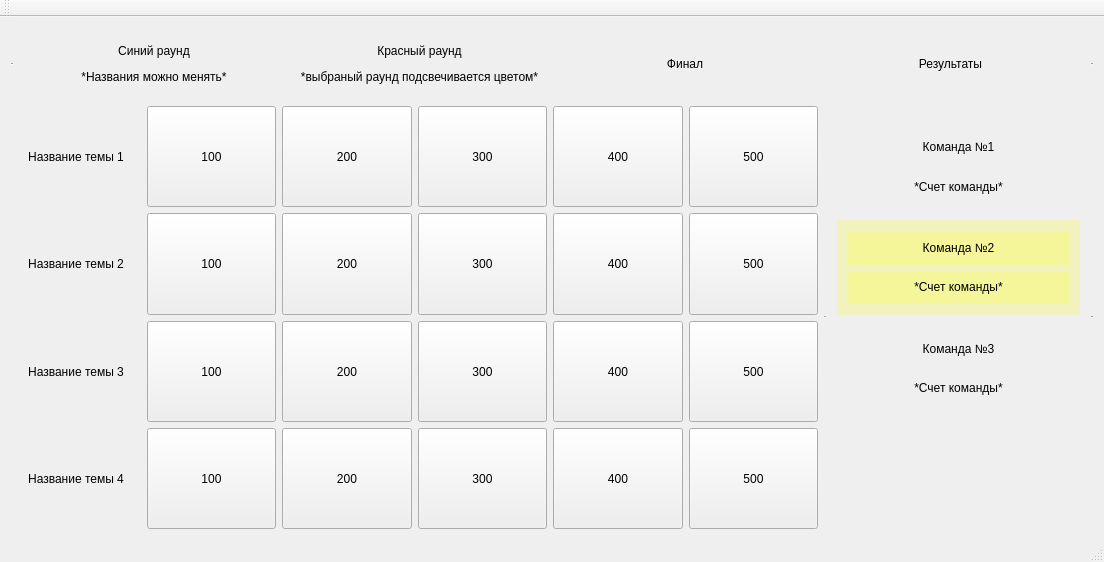
Above: gameview.ui from mvngr/broad-minded before the change. Below: the same form after it.
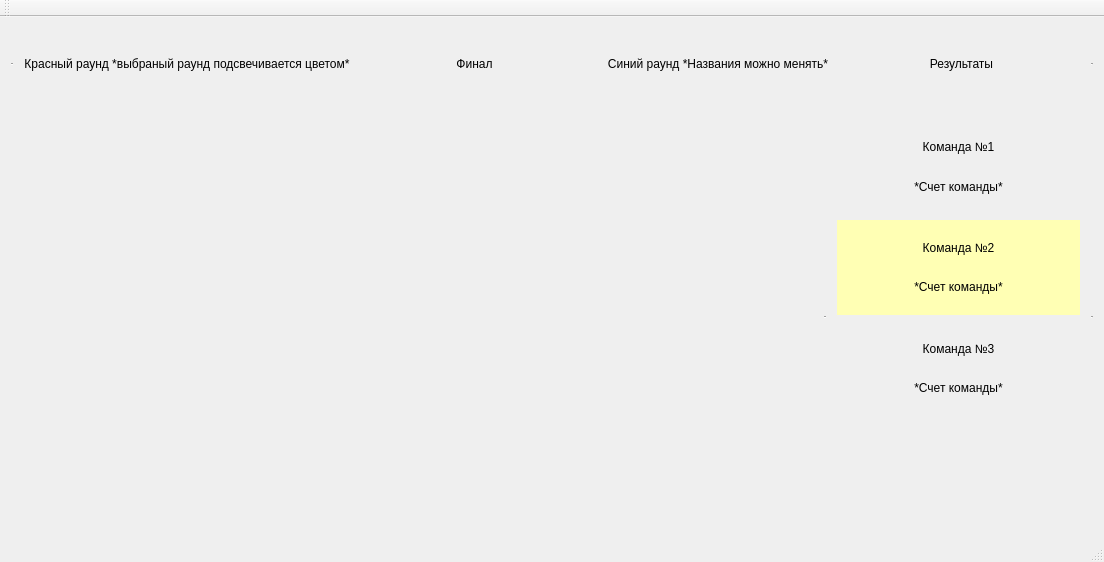
That is the form after the change.

```diff
--- a/gameview.ui
+++ b/gameview.ui
@@ -13,6 +13,10 @@
   <property name="windowTitle">
    <string>Broad-minded</string>
   </property>
+  <property name="styleSheet">
+   <string notr="true">font: 11pt &quot;Arial&quot;;
+</string>
+  </property>
   <widget class="QWidget" name="centralWidget">
    <layout class="QVBoxLayout" name="verticalLayout_5">
     <item>
@@ -46,7 +50,7 @@
            <x>0</x>
            <y>0</y>
            <width>265</width>
-           <height>406</height>
+           <height>402</height>
           </rect>
          </property>
          <property name="sizePolicy">
@@ -65,7 +69,7 @@
              <enum>QLayout::SetDefaultConstraint</enum>
             </property>
             <item>
-             <widget class="QWidget" name="" native="true">
+             <widget class="QWidget" name="widget" native="true">
               <property name="sizePolicy">
                <sizepolicy hsizetype="Expanding" vsizetype="Expanding">
                 <horstretch>0</horstretch>
@@ -115,7 +119,7 @@
              </widget>
             </item>
             <item>
-             <widget class="QWidget" name="" native="true">
+             <widget class="QWidget" name="widget" native="true">
               <property name="sizePolicy">
                <sizepolicy hsizetype="Expanding" vsizetype="Expanding">
                 <horstretch>0</horstretch>
@@ -123,7 +127,7 @@
                </sizepolicy>
               </property>
               <property name="styleSheet">
-               <string notr="true">background: rgba(255,255,0,0.2);</string>
+               <string notr="true">background: rgb(255,255,180);</string>
               </property>
               <layout class="QVBoxLayout" name="verticalLayout_3">
                <property name="sizeConstraint">
@@ -165,7 +169,7 @@
              </widget>
             </item>
             <item>
-             <widget class="QWidget" name="" native="true">
+             <widget class="QWidget" name="widget" native="true">
               <property name="sizePolicy">
                <sizepolicy hsizetype="Expanding" vsizetype="Expanding">
                 <horstretch>0</horstretch>
@@ -234,430 +238,10 @@
        </widget>
       </item>
       <item row="1" column="0">
-       <layout class="QGridLayout" name="gridLayout_2" rowminimumheight="0,0,0,0">
+       <layout class="QGridLayout" name="gridLayout_2">
         <property name="sizeConstraint">
          <enum>QLayout::SetDefaultConstraint</enum>
         </property>
-        <item row="1" column="0">
-         <widget class="QLabel" name="label_2">
-          <property name="text">
-           <string>Название темы 2</string>
-          </property>
-          <property name="alignment">
-           <set>Qt::AlignCenter</set>
-          </property>
-         </widget>
-        </item>
-        <item row="0" column="2">
-         <widget class="QPushButton" name="pushButton_4">
-          <property name="sizePolicy">
-           <sizepolicy hsizetype="Minimum" vsizetype="Minimum">
-            <horstretch>0</horstretch>
-            <verstretch>0</verstretch>
-           </sizepolicy>
-          </property>
-          <property name="minimumSize">
-           <size>
-            <width>75</width>
-            <height>75</height>
-           </size>
-          </property>
-          <property name="text">
-           <string>200</string>
-          </property>
-         </widget>
-        </item>
-        <item row="1" column="2">
-         <widget class="QPushButton" name="pushButton_8">
-          <property name="sizePolicy">
-           <sizepolicy hsizetype="Minimum" vsizetype="Minimum">
-            <horstretch>0</horstretch>
-            <verstretch>0</verstretch>
-           </sizepolicy>
-          </property>
-          <property name="minimumSize">
-           <size>
-            <width>75</width>
-            <height>75</height>
-           </size>
-          </property>
-          <property name="text">
-           <string>200</string>
-          </property>
-         </widget>
-        </item>
-        <item row="1" column="4">
-         <widget class="QPushButton" name="pushButton_11">
-          <property name="sizePolicy">
-           <sizepolicy hsizetype="Minimum" vsizetype="Minimum">
-            <horstretch>0</horstretch>
-            <verstretch>0</verstretch>
-           </sizepolicy>
-          </property>
-          <property name="minimumSize">
-           <size>
-            <width>75</width>
-            <height>75</height>
-           </size>
-          </property>
-          <property name="text">
-           <string>400</string>
-          </property>
-         </widget>
-        </item>
-        <item row="0" column="1">
-         <widget class="QPushButton" name="pushButton_3">
-          <property name="sizePolicy">
-           <sizepolicy hsizetype="Minimum" vsizetype="Minimum">
-            <horstretch>0</horstretch>
-            <verstretch>0</verstretch>
-           </sizepolicy>
-          </property>
-          <property name="minimumSize">
-           <size>
-            <width>75</width>
-            <height>75</height>
-           </size>
-          </property>
-          <property name="text">
-           <string>100</string>
-          </property>
-         </widget>
-        </item>
-        <item row="0" column="0">
-         <widget class="QLabel" name="label">
-          <property name="text">
-           <string>Название темы 1</string>
-          </property>
-          <property name="alignment">
-           <set>Qt::AlignCenter</set>
-          </property>
-         </widget>
-        </item>
-        <item row="0" column="4">
-         <widget class="QPushButton" name="pushButton_6">
-          <property name="sizePolicy">
-           <sizepolicy hsizetype="Minimum" vsizetype="Minimum">
-            <horstretch>0</horstretch>
-            <verstretch>0</verstretch>
-           </sizepolicy>
-          </property>
-          <property name="minimumSize">
-           <size>
-            <width>75</width>
-            <height>75</height>
-           </size>
-          </property>
-          <property name="text">
-           <string>400</string>
-          </property>
-         </widget>
-        </item>
-        <item row="0" column="5">
-         <widget class="QPushButton" name="pushButton_7">
-          <property name="sizePolicy">
-           <sizepolicy hsizetype="Minimum" vsizetype="Minimum">
-            <horstretch>0</horstretch>
-            <verstretch>0</verstretch>
-           </sizepolicy>
-          </property>
-          <property name="minimumSize">
-           <size>
-            <width>75</width>
-            <height>75</height>
-           </size>
-          </property>
-          <property name="text">
-           <string>500</string>
-          </property>
-         </widget>
-        </item>
-        <item row="1" column="1">
-         <widget class="QPushButton" name="pushButton_9">
-          <property name="sizePolicy">
-           <sizepolicy hsizetype="Minimum" vsizetype="Minimum">
-            <horstretch>0</horstretch>
-            <verstretch>0</verstretch>
-           </sizepolicy>
-          </property>
-          <property name="minimumSize">
-           <size>
-            <width>75</width>
-            <height>75</height>
-           </size>
-          </property>
-          <property name="text">
-           <string>100</string>
-          </property>
-         </widget>
-        </item>
-        <item row="1" column="3">
-         <widget class="QPushButton" name="pushButton_10">
-          <property name="sizePolicy">
-           <sizepolicy hsizetype="Minimum" vsizetype="Minimum">
-            <horstretch>0</horstretch>
-            <verstretch>0</verstretch>
-           </sizepolicy>
-          </property>
-          <property name="minimumSize">
-           <size>
-            <width>75</width>
-            <height>75</height>
-           </size>
-          </property>
-          <property name="text">
-           <string>300</string>
-          </property>
-         </widget>
-        </item>
-        <item row="1" column="5">
-         <widget class="QPushButton" name="pushButton_12">
-          <property name="sizePolicy">
-           <sizepolicy hsizetype="Minimum" vsizetype="Minimum">
-            <horstretch>0</horstretch>
-            <verstretch>0</verstretch>
-           </sizepolicy>
-          </property>
-          <property name="minimumSize">
-           <size>
-            <width>75</width>
-            <height>75</height>
-           </size>
-          </property>
-          <property name="text">
-           <string>500</string>
-          </property>
-         </widget>
-        </item>
-        <item row="0" column="3">
-         <widget class="QPushButton" name="pushButton_5">
-          <property name="sizePolicy">
-           <sizepolicy hsizetype="Minimum" vsizetype="Minimum">
-            <horstretch>0</horstretch>
-            <verstretch>0</verstretch>
-           </sizepolicy>
-          </property>
-          <property name="minimumSize">
-           <size>
-            <width>75</width>
-            <height>75</height>
-           </size>
-          </property>
-          <property name="text">
-           <string>300</string>
-          </property>
-         </widget>
-        </item>
-        <item row="3" column="0">
-         <widget class="QLabel" name="label_4">
-          <property name="text">
-           <string>Название темы 4</string>
-          </property>
-          <property name="alignment">
-           <set>Qt::AlignCenter</set>
-          </property>
-         </widget>
-        </item>
-        <item row="3" column="5">
-         <widget class="QPushButton" name="pushButton_18">
-          <property name="sizePolicy">
-           <sizepolicy hsizetype="Minimum" vsizetype="Minimum">
-            <horstretch>0</horstretch>
-            <verstretch>0</verstretch>
-           </sizepolicy>
-          </property>
-          <property name="minimumSize">
-           <size>
-            <width>75</width>
-            <height>75</height>
-           </size>
-          </property>
-          <property name="text">
-           <string>500</string>
-          </property>
-         </widget>
-        </item>
-        <item row="2" column="2">
-         <widget class="QPushButton" name="pushButton_17">
-          <property name="sizePolicy">
-           <sizepolicy hsizetype="Minimum" vsizetype="Minimum">
-            <horstretch>0</horstretch>
-            <verstretch>0</verstretch>
-           </sizepolicy>
-          </property>
-          <property name="minimumSize">
-           <size>
-            <width>75</width>
-            <height>75</height>
-           </size>
-          </property>
-          <property name="text">
-           <string>200</string>
-          </property>
-         </widget>
-        </item>
-        <item row="2" column="3">
-         <widget class="QPushButton" name="pushButton_15">
-          <property name="sizePolicy">
-           <sizepolicy hsizetype="Minimum" vsizetype="Minimum">
-            <horstretch>0</horstretch>
-            <verstretch>0</verstretch>
-           </sizepolicy>
-          </property>
-          <property name="minimumSize">
-           <size>
-            <width>75</width>
-            <height>75</height>
-           </size>
-          </property>
-          <property name="text">
-           <string>300</string>
-          </property>
-         </widget>
-        </item>
-        <item row="2" column="0">
-         <widget class="QLabel" name="label_3">
-          <property name="text">
-           <string>Название темы 3</string>
-          </property>
-          <property name="alignment">
-           <set>Qt::AlignCenter</set>
-          </property>
-         </widget>
-        </item>
-        <item row="2" column="5">
-         <widget class="QPushButton" name="pushButton_13">
-          <property name="sizePolicy">
-           <sizepolicy hsizetype="Minimum" vsizetype="Minimum">
-            <horstretch>0</horstretch>
-            <verstretch>0</verstretch>
-           </sizepolicy>
-          </property>
-          <property name="minimumSize">
-           <size>
-            <width>75</width>
-            <height>75</height>
-           </size>
-          </property>
-          <property name="text">
-           <string>500</string>
-          </property>
-         </widget>
-        </item>
-        <item row="3" column="4">
-         <widget class="QPushButton" name="pushButton_19">
-          <property name="sizePolicy">
-           <sizepolicy hsizetype="Minimum" vsizetype="Minimum">
-            <horstretch>0</horstretch>
-            <verstretch>0</verstretch>
-           </sizepolicy>
-          </property>
-          <property name="minimumSize">
-           <size>
-            <width>75</width>
-            <height>75</height>
-           </size>
-          </property>
-          <property name="text">
-           <string>400</string>
-          </property>
-         </widget>
-        </item>
-        <item row="3" column="1">
-         <widget class="QPushButton" name="pushButton_21">
-          <property name="sizePolicy">
-           <sizepolicy hsizetype="Minimum" vsizetype="Minimum">
-            <horstretch>0</horstretch>
-            <verstretch>0</verstretch>
-           </sizepolicy>
-          </property>
-          <property name="minimumSize">
-           <size>
-            <width>75</width>
-            <height>75</height>
-           </size>
-          </property>
-          <property name="text">
-           <string>100</string>
-          </property>
-         </widget>
-        </item>
-        <item row="2" column="4">
-         <widget class="QPushButton" name="pushButton_14">
-          <property name="sizePolicy">
-           <sizepolicy hsizetype="Minimum" vsizetype="Minimum">
-            <horstretch>0</horstretch>
-            <verstretch>0</verstretch>
-           </sizepolicy>
-          </property>
-          <property name="minimumSize">
-           <size>
-            <width>75</width>
-            <height>75</height>
-           </size>
-          </property>
-          <property name="text">
-           <string>400</string>
-          </property>
-         </widget>
-        </item>
-        <item row="2" column="1">
-         <widget class="QPushButton" name="pushButton_16">
-          <property name="sizePolicy">
-           <sizepolicy hsizetype="Minimum" vsizetype="Minimum">
-            <horstretch>0</horstretch>
-            <verstretch>0</verstretch>
-           </sizepolicy>
-          </property>
-          <property name="minimumSize">
-           <size>
-            <width>75</width>
-            <height>75</height>
-           </size>
-          </property>
-          <property name="text">
-           <string>100</string>
-          </property>
-         </widget>
-        </item>
-        <item row="3" column="2">
-         <widget class="QPushButton" name="pushButton_22">
-          <property name="sizePolicy">
-           <sizepolicy hsizetype="Minimum" vsizetype="Minimum">
-            <horstretch>0</horstretch>
-            <verstretch>0</verstretch>
-           </sizepolicy>
-          </property>
-          <property name="minimumSize">
-           <size>
-            <width>75</width>
-            <height>75</height>
-           </size>
-          </property>
-          <property name="text">
-           <string>200</string>
-          </property>
-         </widget>
-        </item>
-        <item row="3" column="3">
-         <widget class="QPushButton" name="pushButton_20">
-          <property name="sizePolicy">
-           <sizepolicy hsizetype="Minimum" vsizetype="Minimum">
-            <horstretch>0</horstretch>
-            <verstretch>0</verstretch>
-           </sizepolicy>
-          </property>
-          <property name="minimumSize">
-           <size>
-            <width>75</width>
-            <height>75</height>
-           </size>
-          </property>
-          <property name="text">
-           <string>300</string>
-          </property>
-         </widget>
-        </item>
        </layout>
       </item>
       <item row="0" column="0" colspan="2">
@@ -689,56 +273,49 @@
            <verstretch>0</verstretch>
           </sizepolicy>
          </property>
-         <layout class="QVBoxLayout" name="verticalLayout_6">
+         <layout class="QHBoxLayout" name="horizontalLayout_2">
           <property name="sizeConstraint">
            <enum>QLayout::SetDefaultConstraint</enum>
           </property>
           <item>
-           <layout class="QHBoxLayout" name="horizontalLayout">
-            <property name="sizeConstraint">
-             <enum>QLayout::SetDefaultConstraint</enum>
+           <widget class="QLabel" name="label_6">
+            <property name="text">
+             <string>&lt;html&gt;&lt;head/&gt;&lt;body&gt;&lt;p&gt;Красный раунд *выбраный раунд подсвечивается цветом*&lt;/p&gt;&lt;/body&gt;&lt;/html&gt;</string>
             </property>
-            <item>
-             <widget class="QLabel" name="label_5">
-              <property name="text">
-               <string>&lt;html&gt;&lt;head/&gt;&lt;body&gt;&lt;p&gt;Синий раунд&lt;/p&gt;&lt;p&gt;*Названия можно менять*&lt;/p&gt;&lt;/body&gt;&lt;/html&gt;</string>
-              </property>
-              <property name="alignment">
-               <set>Qt::AlignCenter</set>
-              </property>
-             </widget>
-            </item>
-            <item>
-             <widget class="QLabel" name="label_6">
-              <property name="text">
-               <string>&lt;html&gt;&lt;head/&gt;&lt;body&gt;&lt;p&gt;Красный раунд&lt;/p&gt;&lt;p&gt;*выбраный раунд подсвечивается цветом*&lt;/p&gt;&lt;/body&gt;&lt;/html&gt;</string>
-              </property>
-              <property name="alignment">
-               <set>Qt::AlignCenter</set>
-              </property>
-             </widget>
-            </item>
-            <item>
-             <widget class="QLabel" name="label_7">
-              <property name="text">
-               <string>Финал</string>
-              </property>
-              <property name="alignment">
-               <set>Qt::AlignCenter</set>
-              </property>
-             </widget>
-            </item>
-            <item>
-             <widget class="QLabel" name="label_8">
-              <property name="text">
-               <string>Результаты</string>
-              </property>
-              <property name="alignment">
-               <set>Qt::AlignCenter</set>
-              </property>
-             </widget>
-            </item>
-           </layout>
+            <property name="alignment">
+             <set>Qt::AlignCenter</set>
+            </property>
+           </widget>
+          </item>
+          <item>
+           <widget class="QLabel" name="label_7">
+            <property name="text">
+             <string>Финал</string>
+            </property>
+            <property name="alignment">
+             <set>Qt::AlignCenter</set>
+            </property>
+           </widget>
+          </item>
+          <item>
+           <widget class="QLabel" name="label_5">
+            <property name="text">
+             <string>&lt;html&gt;&lt;head/&gt;&lt;body&gt;&lt;p&gt;Синий раунд *Названия можно менять*&lt;/p&gt;&lt;/body&gt;&lt;/html&gt;</string>
+            </property>
+            <property name="alignment">
+             <set>Qt::AlignCenter</set>
+            </property>
+           </widget>
+          </item>
+          <item>
+           <widget class="QLabel" name="label_8">
+            <property name="text">
+             <string>Результаты</string>
+            </property>
+            <property name="alignment">
+             <set>Qt::AlignCenter</set>
+            </property>
+           </widget>
           </item>
          </layout>
         </widget>
```
Left out of the diff: 2 changed lines with no effect on the pictures.
